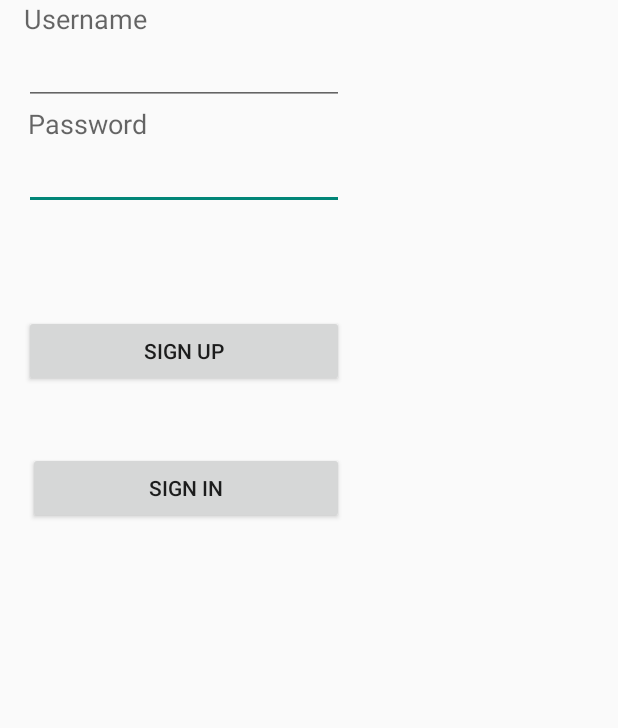
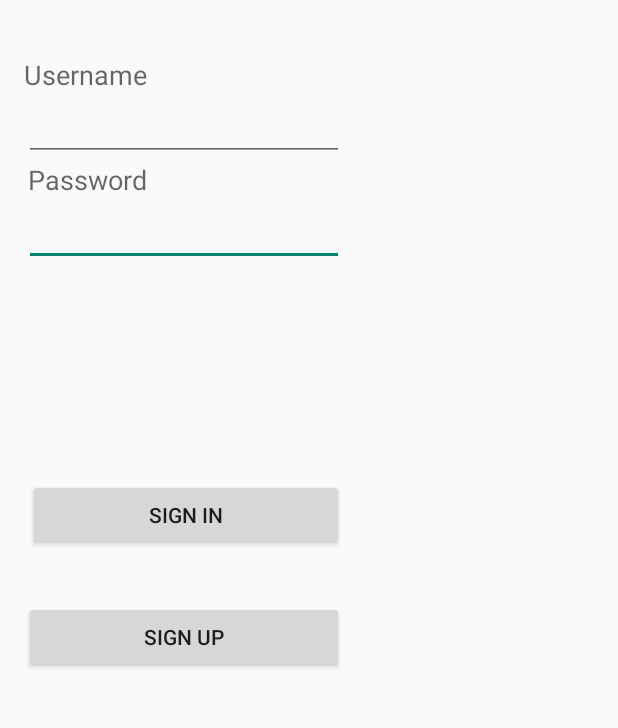
Before and after one commit to codyhh09/TriviaApp, an Android app: the screen it shows after launch (MainActivity), on a phone screen of 412 x 824 dp, the part 145-873 px from its top. Run offline under Robolectric (Android 15) with nearby library versions, the phone set to English and light mode, and no system bars.

Commit message:
Added back what was somehow lost
Stupid Github…

```diff
--- a/Triviagame/app/src/main/res/layout/login_page.xml
+++ b/Triviagame/app/src/main/res/layout/login_page.xml
@@ -21,9 +21,10 @@
         android:textAppearance="?android:attr/textAppearanceMedium"
         android:text="Username"
         android:id="@+id/textView2"
+        android:fontFamily="Georgia"
         android:layout_below="@+id/textView"
-        android:layout_alignParentLeft="true"
-        android:layout_alignParentStart="true" />
+        android:layout_marginTop="37dp" />
+
 
     <TextView
         android:layout_width="wrap_content"
@@ -64,22 +65,22 @@
         android:layout_height="wrap_content"
         android:text="Sign up"
         android:id="@+id/button2"
-        android:layout_marginTop="70dp"
-        android:layout_below="@+id/editText"
+        android:layout_below="@+id/signin"
         android:layout_alignParentLeft="true"
         android:layout_alignParentStart="true"
-        android:layout_alignRight="@+id/editText"
-        android:layout_alignEnd="@+id/editText" />
+        android:layout_marginTop="33dp"
+        android:layout_alignRight="@+id/signin"
+        android:layout_alignEnd="@+id/signin" />
 
     <Button
         android:layout_width="wrap_content"
         android:layout_height="wrap_content"
         android:text="Sign in"
         android:id="@+id/signin"
-        android:layout_below="@+id/button2"
+        android:layout_centerVertical="true"
         android:layout_alignLeft="@+id/textView3"
         android:layout_alignStart="@+id/textView3"
-        android:layout_marginTop="43dp"
-        android:layout_alignRight="@+id/button2"
-        android:layout_alignEnd="@+id/button2" />
+        android:layout_alignRight="@+id/editText"
+        android:layout_alignEnd="@+id/editText" />
+
 </RelativeLayout>
```
Also changed, not shown: Triviagame/app/src/main/res/layout/sign_up.xml (added, +67 -0 lines).
